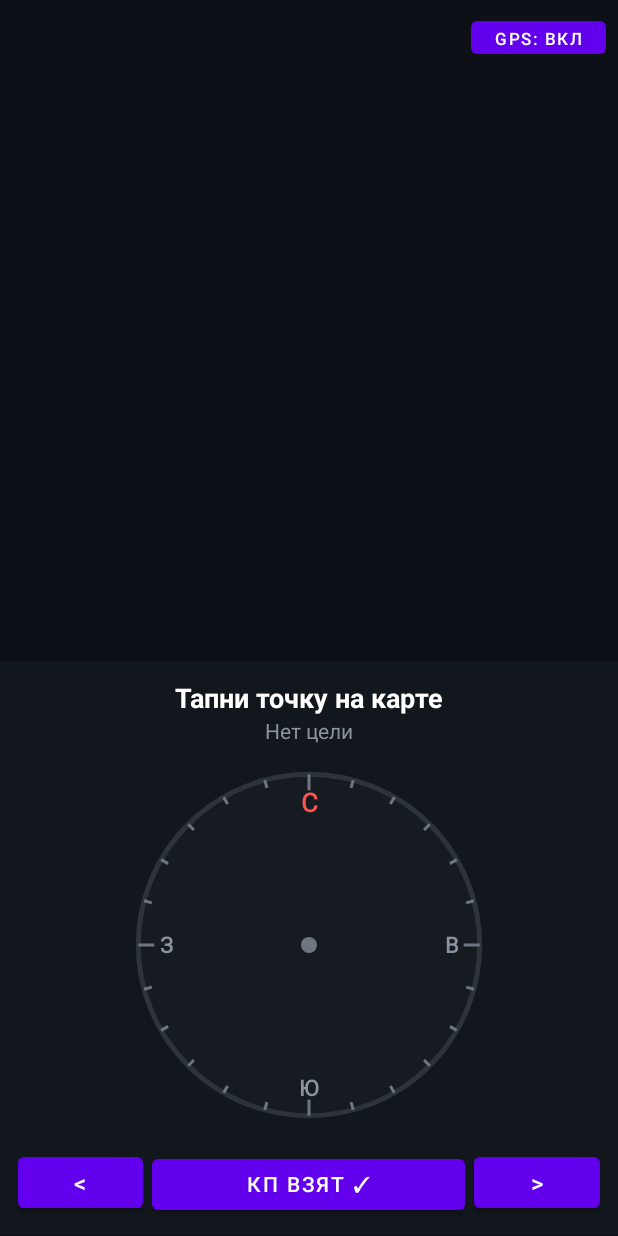
After one commit to nvkff/o-pilot, an Android app: the NavActivity screen opened directly, with no data from a screen before it, on a phone screen of 412 x 824 dp. The commit adds this screen. Run offline under Robolectric (Android 15) with nearby library versions, the phone set to English and light mode, and no system bars.

Commit message:
feat(mobile): add NavActivity (map+compass+manual CP confirm) and saved map library

```diff
--- a/mobile/src/main/AndroidManifest.xml
+++ b/mobile/src/main/AndroidManifest.xml
@@ -15,5 +15,8 @@
             </intent-filter>
         </activity>
         <activity android:name=".GeorefActivity" android:exported="false" />
+        <activity android:name=".NavActivity" android:exported="false" />
+        <activity android:name=".NavActivity" android:exported="false" />
+        <activity android:name=".NavActivity" android:exported="false" />
     </application>
 </manifest>
--- /dev/null
+++ b/mobile/src/main/java/io/github/nvkff/opilot/NavActivity.kt
@@ -0,0 +1,91 @@
+package io.github.nvkff.opilot
+
+import android.Manifest
+import android.content.Context
+import android.content.pm.PackageManager
+import android.hardware.*
+import android.location.*
+import android.os.Bundle
+import android.view.HapticFeedbackConstants
+import android.widget.*
+import androidx.appcompat.app.AppCompatActivity
+import java.util.Locale
+import kotlin.math.atan2
+import kotlin.math.roundToInt
+
+class NavActivity : AppCompatActivity(), SensorEventListener, LocationListener {
+    private lateinit var navMap: NavMapView
+    private lateinit var compass: SportsCompassView
+    private lateinit var tvTitle: TextView
+    private lateinit var tvStats: TextView
+    private lateinit var btnTake: Button
+    private lateinit var sm: SensorManager
+    private lateinit var lm: LocationManager
+    private var rotSens: Sensor? = null; private var accSens: Sensor? = null; private var magSens: Sensor? = null
+    private val grav = FloatArray(3); private val geom = FloatArray(3); private var hasG = false; private var hasM = false
+    private var project: MapProject? = null; private var bmpW = 1; private var bmpH = 1
+    private var curLoc: Location? = null; private var customGeo: Pair<Double, Double>? = null
+    private var heading = 0f; private var declination = 0f
+
+    override fun onCreate(savedInstanceState: Bundle?) {
+        super.onCreate(savedInstanceState); setContentView(R.layout.activity_nav)
+        navMap = findViewById(R.id.navMapView); compass = findViewById(R.id.compassView)
+        tvTitle = findViewById(R.id.tvTargetTitle); tvStats = findViewById(R.id.tvTargetStats); btnTake = findViewById(R.id.btnTakeCp)
+        sm = getSystemService(Context.SENSOR_SERVICE) as SensorManager; lm = getSystemService(Context.LOCATION_SERVICE) as LocationManager
+        rotSens = sm.getDefaultSensor(Sensor.TYPE_ROTATION_VECTOR)
+        if (rotSens == null) { accSens = sm.getDefaultSensor(Sensor.TYPE_ACCELEROMETER); magSens = sm.getDefaultSensor(Sensor.TYPE_MAGNETIC_FIELD) }
+        val pid = intent.getStringExtra("project_id") ?: ""
+        project = MapProjectStorage.loadById(this, pid); val bmp = MapProjectStorage.loadBitmap(this, pid)
+        if (project != null && bmp != null) { bmpW = bmp.width; bmpH = bmp.height; navMap.setData(bmp, project!!) }
+        navMap.onSelectCp = { idx -> customGeo = null; navMap.activeIdx = idx; refreshTarget() }
+        navMap.onSelectPoint = { bx, by -> project?.let { customGeo = MapProjectStorage.pixelToLatLon(it, bmpW, bmpH, bx, by); refreshTarget() } }
+        val btnGps = findViewById<Button>(R.id.btnToggleGps)
+        btnGps.setOnClickListener { navMap.showGps = !navMap.showGps; btnGps.text = if (navMap.showGps) "GPS: ВКЛ" else "GPS: СКРЫТ"; navMap.invalidate() }
+        findViewById<Button>(R.id.btnPrevCp).setOnClickListener { stepCp(-1) }
+        findViewById<Button>(R.id.btnNextCp).setOnClickListener { stepCp(1) }
+        btnTake.setOnClickListener { toggleTaken() }
+        refreshTarget()
+    }
+    private fun stepCp(d: Int) { val p = project ?: return; if (p.cps.isEmpty()) return; customGeo = null; navMap.customBx = -1f; navMap.activeIdx = (navMap.activeIdx + d + p.cps.size) % p.cps.size; navMap.invalidate(); refreshTarget() }
+    private fun toggleTaken() {
+        val p = project ?: return; if (customGeo != null) return; val cp = p.cps.getOrNull(navMap.activeIdx) ?: return
+        cp.taken = !cp.taken; btnTake.performHapticFeedback(HapticFeedbackConstants.LONG_PRESS)
+        if (cp.taken) { val nxt = p.cps.indexOfFirst { !it.taken }; if (nxt >= 0) navMap.activeIdx = nxt }
+        MapProjectStorage.save(this, p); navMap.invalidate(); refreshTarget()
+    }
+    private fun refreshTarget() {
+        val p = project; val cg = customGeo
+        val tLat = cg?.first ?: p?.cps?.getOrNull(navMap.activeIdx)?.lat
+        val tLon = cg?.second ?: p?.cps?.getOrNull(navMap.activeIdx)?.lon
+        val title = if (cg != null) "Точка на карте" else p?.cps?.getOrNull(navMap.activeIdx)?.let { "Цель: КП ${it.label}" } ?: "Тапни точку на карте"
+        val isT = if (cg != null) false else p?.cps?.getOrNull(navMap.activeIdx)?.taken == true
+        tvTitle.text = title; compass.isTaken = isT; btnTake.isEnabled = cg == null; btnTake.text = if (isT) "СНЯТЬ ОТМЕТКУ" else "КП ВЗЯТ ✓"
+        if (tLat == null || tLon == null) { compass.hasTarget = false; tvStats.text = "Нет цели"; compass.invalidate(); return }
+        compass.hasTarget = true; val loc = curLoc
+        if (loc != null) {
+            val dst = Location("t").apply { latitude = tLat; longitude = tLon }
+            var b = loc.bearingTo(dst); if (b < 0f) b += 360f; val d = loc.distanceTo(dst); compass.targetBearingDeg = b
+            val dStr = if (d >= 1000f) String.format(Locale.US, "%.2f км", d / 1000f) else "${d.roundToInt()} м"
+            tvStats.text = "$dStr · Азимут ${b.roundToInt()}°"
+        } else tvStats.text = "Ожидание GPS..."
+        compass.invalidate()
+    }
+    override fun onResume() {
+        super.onResume()
+        rotSens?.let { sm.registerListener(this, it, SensorManager.SENSOR_DELAY_GAME) } ?: run { accSens?.let { sm.registerListener(this, it, SensorManager.SENSOR_DELAY_GAME) }; magSens?.let { sm.registerListener(this, it, SensorManager.SENSOR_DELAY_GAME) } }
+        if (checkSelfPermission(Manifest.permission.ACCESS_FINE_LOCATION) == PackageManager.PERMISSION_GRANTED) {
+            lm.getLastKnownLocation(LocationManager.GPS_PROVIDER)?.let { onLocationChanged(it) }
+            if (lm.isProviderEnabled(LocationManager.GPS_PROVIDER)) lm.requestLocationUpdates(LocationManager.GPS_PROVIDER, 1500L, 1f, this)
+            if (lm.isProviderEnabled(LocationManager.NETWORK_PROVIDER)) lm.requestLocationUpdates(LocationManager.NETWORK_PROVIDER, 3000L, 2f, this)
+        } else requestPermissions(arrayOf(Manifest.permission.ACCESS_FINE_LOCATION), 102)
+    }
+    override fun onPause() { super.onPause(); sm.unregisterListener(this); lm.removeUpdates(this) }
+    override fun onLocationChanged(l: Location) { curLoc = l; declination = GeomagneticField(l.latitude.toFloat(), l.longitude.toFloat(), l.altitude.toFloat(), System.currentTimeMillis()).declination; navMap.gpsLat = l.latitude; navMap.gpsLon = l.longitude; navMap.invalidate(); refreshTarget() }
+    override fun onSensorChanged(e: SensorEvent) {
+        if (e.sensor.type == Sensor.TYPE_ROTATION_VECTOR) { val r = FloatArray(9); SensorManager.getRotationMatrixFromVector(r, e.values); updateH(r) }
+        else if (e.sensor.type == Sensor.TYPE_ACCELEROMETER) { System.arraycopy(e.values, 0, grav, 0, 3); hasG = true; if (hasM) { val r = FloatArray(9); if (SensorManager.getRotationMatrix(r, FloatArray(9), grav, geom)) updateH(r) } }
+        else if (e.sensor.type == Sensor.TYPE_MAGNETIC_FIELD) { System.arraycopy(e.values, 0, geom, 0, 3); hasM = true; if (hasG) { val r = FloatArray(9); if (SensorManager.getRotationMatrix(r, FloatArray(9), grav, geom)) updateH(r) } }
+    }
+    private fun updateH(r: FloatArray) { if (r[1] * r[1] + r[4] * r[4] < 0.05f) return; val mag = Math.toDegrees(atan2(r[1].toDouble(), r[4].toDouble())).toFloat(); heading = (mag + declination + 360f) % 360f; compass.headingDeg = heading; compass.invalidate() }
+    override fun onAccuracyChanged(s: Sensor?, a: Int) {}
+}
--- /dev/null
+++ b/mobile/src/main/java/io/github/nvkff/opilot/NavMapView.kt
@@ -0,0 +1,72 @@
+package io.github.nvkff.opilot
+
+import android.content.Context
+import android.graphics.*
+import android.util.AttributeSet
+import android.view.GestureDetector
+import android.view.MotionEvent
+import android.view.View
+import kotlin.math.hypot
+
+class NavMapView @JvmOverloads constructor(ctx: Context, attrs: AttributeSet? = null) : View(ctx, attrs) {
+    private var bmp: Bitmap? = null; private var proj: MapProject? = null
+    var activeIdx = 0; var customBx = -1f; var customBy = -1f
+    var gpsLat: Double? = null; var gpsLon: Double? = null; var showGps = true
+    var onSelectCp: ((Int) -> Unit)? = null
+    var onSelectPoint: ((Float, Float) -> Unit)? = null
+    private val mat = Matrix()
+    private val imgP = Paint().apply { isFilterBitmap = true }
+    private val pPend = Paint().apply { color = Color.MAGENTA; style = Paint.Style.STROKE; strokeWidth = 5f; isAntiAlias = true }
+    private val pAct = Paint().apply { color = 0xFFFF9800.toInt(); style = Paint.Style.STROKE; strokeWidth = 8f; isAntiAlias = true }
+    private val pDone = Paint().apply { color = 0xFF2EA043.toInt(); style = Paint.Style.STROKE; strokeWidth = 6f; isAntiAlias = true }
+    private val pTxt = Paint().apply { color = Color.YELLOW; textSize = 30f; isFakeBoldText = true; isAntiAlias = true }
+    private val pGps = Paint().apply { color = 0xFF2196F3.toInt(); style = Paint.Style.FILL; isAntiAlias = true }
+    private val pGpsW = Paint().apply { color = Color.WHITE; style = Paint.Style.STROKE; strokeWidth = 4f; isAntiAlias = true }
+    private var lx = 0f; private var ly = 0f; private var lastD = 0f; private var multi = false
+    private val tapDet = GestureDetector(ctx, object : GestureDetector.SimpleOnGestureListener() {
+        override fun onSingleTapConfirmed(e: MotionEvent): Boolean { handleTap(e.x, e.y); return true }
+    })
+    fun setData(b: Bitmap, p: MapProject) { bmp = b; proj = p; post { fit(); invalidate() } }
+    fun fit() {
+        val b = bmp ?: return; if (width == 0) return; mat.reset()
+        val s = minOf(width.toFloat() / b.width, height.toFloat() / b.height)
+        mat.postScale(s, s); mat.postTranslate((width - b.width * s) / 2f, (height - b.height * s) / 2f); invalidate()
+    }
+    override fun onDraw(c: Canvas) {
+        c.drawColor(0xFF0D1117.toInt()); val b = bmp ?: return; val pr = proj ?: return
+        c.drawBitmap(b, mat, imgP)
+        pr.cps.forEachIndexed { i, cp ->
+            val pt = floatArrayOf(cp.bx, cp.by); mat.mapPoints(pt)
+            val paint = if (customBx < 0f && i == activeIdx) pAct else if (cp.taken) pDone else pPend
+            val rad = if (customBx < 0f && i == activeIdx) 24f else 18f
+            c.drawCircle(pt[0], pt[1], rad, paint); c.drawText(cp.label, pt[0] + 24f, pt[1] + 8f, pTxt)
+        }
+        if (customBx >= 0f) { val pt = floatArrayOf(customBx, customBy); mat.mapPoints(pt); c.drawCircle(pt[0], pt[1], 22f, pAct); c.drawText("Цель", pt[0] + 24f, pt[1] + 8f, pTxt) }
+        if (showGps) gpsLat?.let { la -> gpsLon?.let { lo ->
+            val gp = MapProjectStorage.latLonToPixel(pr, b.width, b.height, la, lo)
+            val pt = floatArrayOf(gp.x, gp.y); mat.mapPoints(pt)
+            c.drawCircle(pt[0], pt[1], 13f, pGps); c.drawCircle(pt[0], pt[1], 13f, pGpsW)
+        }}
+    }
+    override fun onTouchEvent(e: MotionEvent): Boolean {
+        tapDet.onTouchEvent(e)
+        when (e.actionMasked) {
+            MotionEvent.ACTION_DOWN -> { lx = e.x; ly = e.y; multi = false }
+            MotionEvent.ACTION_POINTER_DOWN -> if (e.pointerCount == 2) { multi = true; lastD = hypot((e.getX(1) - e.getX(0)).toDouble(), (e.getY(1) - e.getY(0)).toDouble()).toFloat() }
+            MotionEvent.ACTION_MOVE -> {
+                if (e.pointerCount == 1) if (!multi) { mat.postTranslate(e.x - lx, e.y - ly); lx = e.x; ly = e.y }
+                if (e.pointerCount == 2) { val d = hypot((e.getX(1) - e.getX(0)).toDouble(), (e.getY(1) - e.getY(0)).toDouble()).toFloat(); if (lastD > 10f) { val sc = d / lastD; mat.postScale(sc, sc, (e.getX(0) + e.getX(1)) / 2f, (e.getY(0) + e.getY(1)) / 2f) }; lastD = d }
+                invalidate()
+            }
+            MotionEvent.ACTION_UP, MotionEvent.ACTION_POINTER_UP -> if (e.pointerCount <= 1) multi = false
+        }
+        return true
+    }
+    private fun handleTap(sx: Float, sy: Float) {
+        val pr = proj ?: return; val inv = Matrix(); if (!mat.invert(inv)) return
+        val bp = floatArrayOf(sx, sy); inv.mapPoints(bp)
+        val hit = pr.cps.indexOfFirst { val p = floatArrayOf(it.bx, it.by); mat.mapPoints(p); hypot((p[0] - sx).toDouble(), (p[1] - sy).toDouble()) < 55.0 }
+        if (hit >= 0) { customBx = -1f; onSelectCp?.invoke(hit) } else { customBx = bp[0]; customBy = bp[1]; onSelectPoint?.invoke(bp[0], bp[1]) }
+        invalidate()
+    }
+}
--- /dev/null
+++ b/mobile/src/main/java/io/github/nvkff/opilot/SportsCompassView.kt
@@ -0,0 +1,44 @@
+package io.github.nvkff.opilot
+
+import android.content.Context
+import android.graphics.*
+import android.util.AttributeSet
+import android.view.View
+import kotlin.math.cos
+import kotlin.math.sin
+
+class SportsCompassView @JvmOverloads constructor(ctx: Context, attrs: AttributeSet? = null) : View(ctx, attrs) {
+    var headingDeg = 0f
+    var targetBearingDeg = 0f
+    var hasTarget = false
+    var isTaken = false
+    private val ringP = Paint().apply { color = 0xFF2D333B.toInt(); style = Paint.Style.STROKE; strokeWidth = 5f; isAntiAlias = true }
+    private val bgP = Paint().apply { color = 0xFF161B22.toInt(); style = Paint.Style.FILL; isAntiAlias = true }
+    private val tickP = Paint().apply { color = 0xFF6E7681.toInt(); strokeWidth = 3f; isAntiAlias = true }
+    private val nP = Paint().apply { color = 0xFFFF5252.toInt(); textSize = 26f; textAlign = Paint.Align.CENTER; isFakeBoldText = true; isAntiAlias = true }
+    private val cardP = Paint().apply { color = 0xFF8B949E.toInt(); textSize = 22f; textAlign = Paint.Align.CENTER; isFakeBoldText = true; isAntiAlias = true }
+    private val arrowP = Paint().apply { style = Paint.Style.FILL; isAntiAlias = true }
+    private val arrowPath = Path()
+
+    override fun onDraw(c: Canvas) {
+        val cx = width / 2f; val cy = height / 2f; val r = (minOf(width, height) * 0.44f).coerceAtLeast(40f)
+        c.drawCircle(cx, cy, r, bgP); c.drawCircle(cx, cy, r, ringP)
+        c.save(); c.rotate(-headingDeg, cx, cy)
+        for (d in 0 until 360 step 15) {
+            val rad = Math.toRadians(d.toDouble()); val len = if (d % 90 == 0) 16f else 8f
+            c.drawLine((cx + (r - len) * sin(rad)).toFloat(), (cy - (r - len) * cos(rad)).toFloat(), (cx + r * sin(rad)).toFloat(), (cy - r * cos(rad)).toFloat(), tickP)
+        }
+        c.drawText("С", cx, cy - r + 38f, nP); c.drawText("Ю", cx, cy + r - 20f, cardP)
+        c.drawText("В", cx + r - 28f, cy + 8f, cardP); c.drawText("З", cx - r + 28f, cy + 8f, cardP)
+        c.restore()
+        if (hasTarget) {
+            c.save(); c.rotate(targetBearingDeg - headingDeg, cx, cy)
+            arrowP.color = if (isTaken) 0xFF2EA043.toInt() else 0xFFFF9800.toInt()
+            arrowPath.reset()
+            arrowPath.moveTo(cx, cy - r * 0.72f); arrowPath.lineTo(cx + r * 0.16f, cy + r * 0.28f)
+            arrowPath.lineTo(cx, cy + r * 0.12f); arrowPath.lineTo(cx - r * 0.16f, cy + r * 0.28f); arrowPath.close()
+            c.drawPath(arrowPath, arrowP); c.restore()
+        }
+        c.drawCircle(cx, cy, 8f, tickP)
+    }
+}
--- a/mobile/src/main/res/layout/activity_main.xml
+++ b/mobile/src/main/res/layout/activity_main.xml
@@ -7,7 +7,8 @@
     android:background="#121417">
     <LinearLayout android:layout_width="match_parent" android:layout_height="wrap_content" android:orientation="horizontal" android:gravity="center_vertical">
         <TextView android:id="@+id/tvTitle" android:layout_width="0dp" android:layout_weight="1" android:layout_height="wrap_content" android:text="O-Pilot" android:textColor="#FFFFFF" android:textSize="26sp" android:textStyle="bold" />
-        <Button android:id="@+id/btnGeminiKey" android:layout_width="wrap_content" android:layout_height="38dp" android:text="Gemini AI" android:textSize="11sp" />
+        <Button android:id="@+id/btnLibrary" android:layout_width="wrap_content" android:layout_height="38dp" android:text="Мои карты" android:textSize="11sp" android:layout_marginEnd="6dp" />
+        <Button android:id="@+id/btnGeminiKey" android:layout_width="wrap_content" android:layout_height="38dp" android:text="AI" android:textSize="11sp" />
     </LinearLayout>
     <TextView android:id="@+id/tvStatus" android:layout_width="wrap_content" android:layout_height="wrap_content" android:text="Init..." android:textColor="#9AA4B2" android:textSize="13sp" android:layout_marginBottom="10dp" />
     <ImageView android:id="@+id/ivPreview" android:layout_width="match_parent" android:layout_height="0dp" android:layout_weight="1" android:scaleType="fitCenter" android:background="#1C2026" android:layout_marginBottom="10dp" />
--- /dev/null
+++ b/mobile/src/main/res/layout/activity_nav.xml
@@ -0,0 +1,21 @@
+<?xml version="1.0" encoding="utf-8"?>
+<LinearLayout xmlns:android="http://schemas.android.com/apk/res/android"
+    android:layout_width="match_parent"
+    android:layout_height="match_parent"
+    android:orientation="vertical"
+    android:background="#0D1117">
+    <FrameLayout android:layout_width="match_parent" android:layout_height="0dp" android:layout_weight="1.15">
+        <io.github.nvkff.opilot.NavMapView android:id="@+id/navMapView" android:layout_width="match_parent" android:layout_height="match_parent" />
+        <Button android:id="@+id/btnToggleGps" android:layout_width="wrap_content" android:layout_height="34dp" android:layout_gravity="end" android:layout_margin="8dp" android:text="GPS: ВКЛ" android:textSize="11sp" />
+    </FrameLayout>
+    <LinearLayout android:layout_width="match_parent" android:layout_height="0dp" android:layout_weight="1" android:orientation="vertical" android:gravity="center_horizontal" android:padding="12dp" android:background="#12161D">
+        <TextView android:id="@+id/tvTargetTitle" android:layout_width="wrap_content" android:layout_height="wrap_content" android:text="Цель: -" android:textColor="#FFFFFF" android:textSize="18sp" android:textStyle="bold" />
+        <TextView android:id="@+id/tvTargetStats" android:layout_width="wrap_content" android:layout_height="wrap_content" android:text="Поиск GPS..." android:textColor="#8B949E" android:textSize="14sp" android:layout_marginBottom="4dp" />
+        <io.github.nvkff.opilot.SportsCompassView android:id="@+id/compassView" android:layout_width="match_parent" android:layout_height="0dp" android:layout_weight="1" />
+        <LinearLayout android:layout_width="match_parent" android:layout_height="wrap_content" android:orientation="horizontal" android:layout_marginTop="6dp">
+            <Button android:id="@+id/btnPrevCp" android:layout_width="0dp" android:layout_weight="0.8" android:layout_height="46dp" android:text="&lt;" android:textSize="16sp" android:layout_marginEnd="6dp" />
+            <Button android:id="@+id/btnTakeCp" android:layout_width="0dp" android:layout_weight="2" android:layout_height="46dp" android:text="КП ВЗЯТ ✓" android:textSize="14sp" android:layout_marginEnd="6dp" />
+            <Button android:id="@+id/btnNextCp" android:layout_width="0dp" android:layout_weight="0.8" android:layout_height="46dp" android:text="&gt;" android:textSize="16sp" />
+        </LinearLayout>
+    </LinearLayout>
+</LinearLayout>
```
Also changed, not shown: mobile/src/main/java/io/github/nvkff/opilot/GeorefActivity.kt (+12 -5 lines), mobile/src/main/java/io/github/nvkff/opilot/MainActivity.kt (+18 -0 lines), mobile/src/main/java/io/github/nvkff/opilot/MapOverlayView.kt (+8 -0 lines), mobile/src/main/java/io/github/nvkff/opilot/MapProjectStorage.kt (added, +62 -0 lines).
